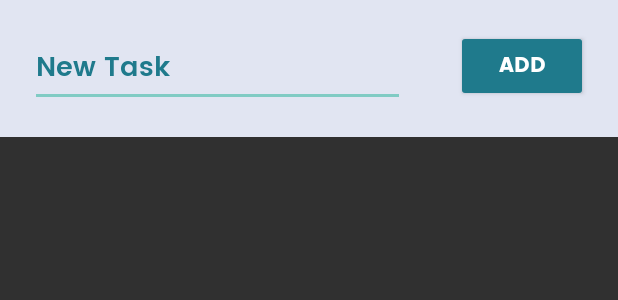
After one commit to deeckn/TODOLIST, an Android app: the layout new_task.xml on its own in the app's theme, with its tools: preview values and no code run, on a phone screen of 412 x 824 dp. The commit adds this screen. Shown: the top 300 px of the screen. Run offline under Robolectric (Android 15) with nearby library versions, the phone set to English and light mode, and no system bars.

Commit message:
Added BottomSheet add task dialog

```diff
--- /dev/null
+++ b/app/src/main/res/layout/new_task.xml
@@ -0,0 +1,34 @@
+<?xml version="1.0" encoding="utf-8"?>
+<RelativeLayout
+    android:id="@+id/bottomSheetContainer"
+    xmlns:android="http://schemas.android.com/apk/res/android"
+    xmlns:tools="http://schemas.android.com/tools"
+    android:layout_width="match_parent"
+    android:layout_height="wrap_content"
+    android:background="@color/lavender_web"
+    android:padding="20dp">
+
+
+    <EditText
+        android:layout_width="250dp"
+        android:layout_height="wrap_content"
+        android:layout_alignParentStart="true"
+        android:autofillHints="Type here to add new task"
+        android:fontFamily="@font/poppins_semibold"
+        android:hint="@string/new_task"
+        android:inputType="text"
+        android:textColor="@color/gun_metal"
+        android:textColorHint="@color/metallic_seaweed" />
+
+    <Button
+        android:id="@+id/confirm_button"
+        android:layout_width="wrap_content"
+        android:layout_height="wrap_content"
+        android:layout_alignParentEnd="true"
+        android:backgroundTint="@color/metallic_seaweed"
+        android:fontFamily="@font/poppins_bold"
+        android:text="@string/add"
+        android:textColor="@color/white"
+        tools:ignore="RelativeOverlap" />
+
+</RelativeLayout>
--- a/app/src/main/res/values/strings.xml
+++ b/app/src/main/res/values/strings.xml
@@ -7,4 +7,5 @@
     <string name="action_button">actionButton</string>
     <string name="new_task">New Task</string>
     <string name="save">Save</string>
+    <string name="add">Add</string>
 </resources>
```
Also changed, not shown: app/src/main/java/com/example/todolist/MainActivity.java (+34 -2 lines), app/src/main/java/com/example/todolist/TaskCardAdapter.java (+7 -5 lines), app/src/main/res/layout/activity_main.xml (+6 -3 lines), app/src/main/res/values/themes.xml (+6 -4 lines).
